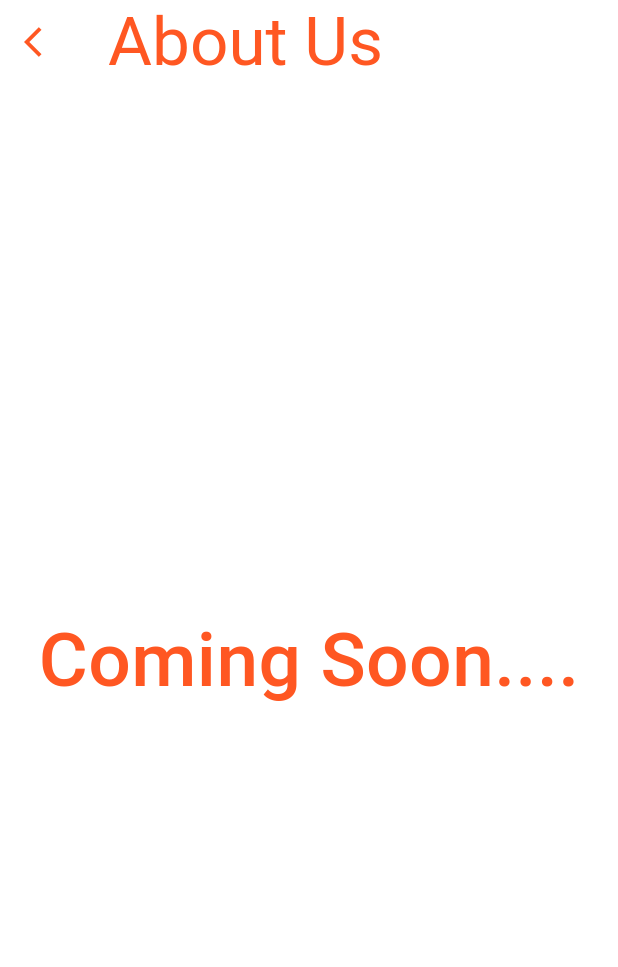
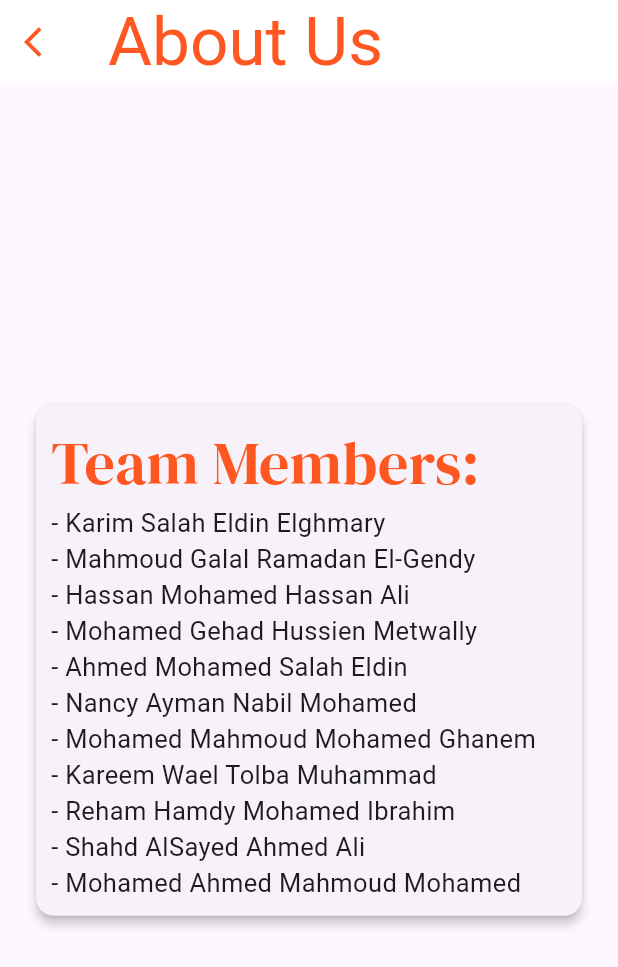
Before and after one commit to MGehad/RestoApp, a Flutter app: the AboutUs screen opened directly, on a phone screen of 412 x 824 dp. Shown: the top 967 px of the screen. Run offline on Flutter 3.47's test engine with Material 3 defaults, Android fonts, the phone set to English and light mode, and no system bars; our stand-ins replace carousel_slider, curved_navigation_bar, flutter_rating_bar, google_fonts, liquid_pull_to_refresh, pdf and 3 more; missing offline and left inert: flutter_paypal_checkout; network calls fail; Roboto replaces fonts that are missing (Aladin).

Commit message:
add about us page

```diff
--- a/lib/Pages/about_us.dart
+++ b/lib/Pages/about_us.dart
@@ -1,7 +1,7 @@
 import 'package:flutter/cupertino.dart';
 import 'package:flutter/material.dart';
 import 'package:google_fonts/google_fonts.dart';
-import 'package:restaurant/theme/app_color.dart';
+import '../../theme/app_color.dart';
 
 class AboutUs extends StatefulWidget {
   const AboutUs({super.key});
@@ -13,33 +13,56 @@ class AboutUs extends StatefulWidget {
 class _AboutUsState extends State<AboutUs> {
   @override
   Widget build(BuildContext context) {
-
     return Scaffold(
-      backgroundColor: AppColorsLight.lightColor,
       appBar: AppBar(
         elevation: 0,
-        title:
-        Text(
-            "About Us",
+        title: Text("About Us",
             style: GoogleFonts.aladin(
               color: AppColorsLight.primaryColor,
               fontSize: 45,
-            )
-        ),
+            )),
         leading: IconButton(
           onPressed: () {
             Navigator.of(context).pop();
           },
-          icon: const Icon(Icons.arrow_back_ios,color: AppColorsLight.primaryColor),
+          icon: const Icon(Icons.arrow_back_ios,
+              color: AppColorsLight.primaryColor),
           style: ButtonStyle(
-              backgroundColor: MaterialStateProperty.all(Colors.transparent)
-          ),
+              backgroundColor: MaterialStateProperty.all(Colors.transparent)),
         ),
       ),
-
       body: Center(
-        child: Container(color: AppColorsLight.lightColor,
-          child: Text("Coming Soon....",style: TextStyle(color: AppColorsLight.primaryColor,fontSize: 50,fontWeight: FontWeight.w500)),
+        child: Container(
+          padding: EdgeInsets.all(20),
+          child: Card(
+            elevation: 3,
+            child: Padding(
+              padding: const EdgeInsets.all(10),
+              child: ListView(
+                shrinkWrap: true,
+                children: [
+                  Text("Team Members:",
+                      style: GoogleFonts.dmSerifDisplay(
+                        color: AppColorsLight.primaryColor,
+                        fontSize: 40,
+                      )),
+                  Text(
+                      "- Karim Salah Eldin Elghmary"
+                          "\n- Mahmoud Galal Ramadan El-Gendy"
+                          "\n- Hassan Mohamed Hassan Ali"
+                          "\n- Mohamed Gehad Hussien Metwally"
+                          "\n- Ahmed Mohamed Salah Eldin"
+                          "\n- Nancy Ayman Nabil Mohamed"
+                          "\n- Mohamed Mahmoud Mohamed Ghanem"
+                          "\n- Kareem Wael Tolba Muhammad"
+                          "\n- Reham Hamdy Mohamed Ibrahim"
+                          "\n- Shahd AlSayed Ahmed Ali"
+                          "\n- Mohamed Ahmed Mahmoud Mohamed",
+                      style: TextStyle(fontSize: 17)),
+                ],
+              ),
+            ),
+          ),
         ),
       ),
     );
```
